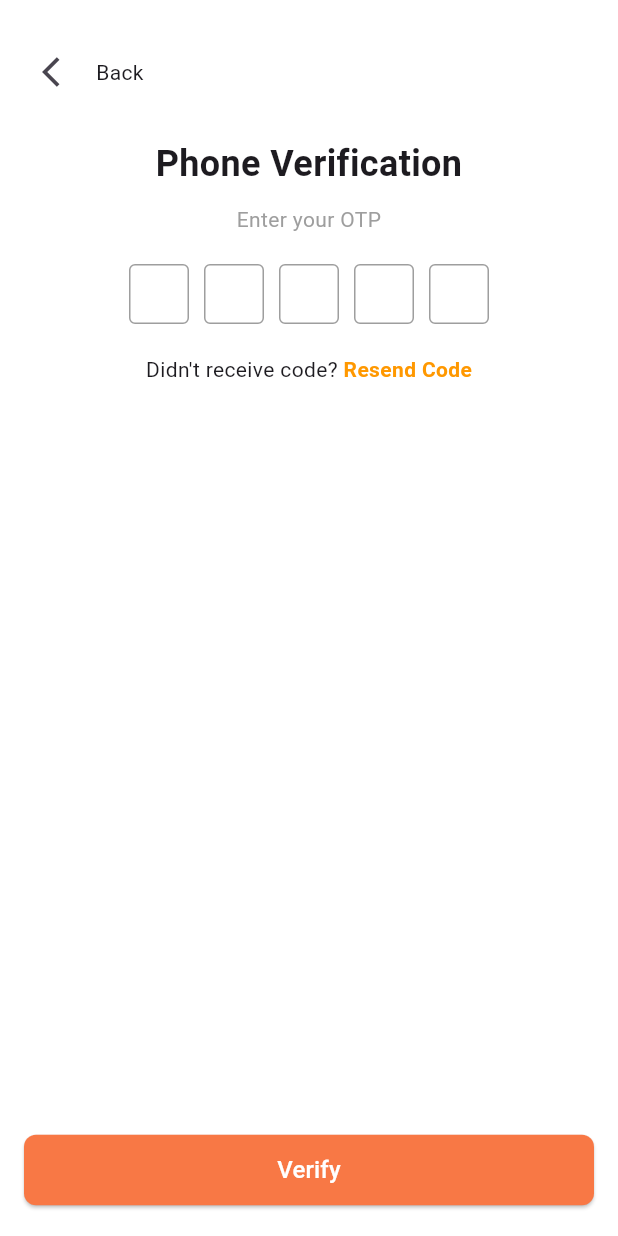
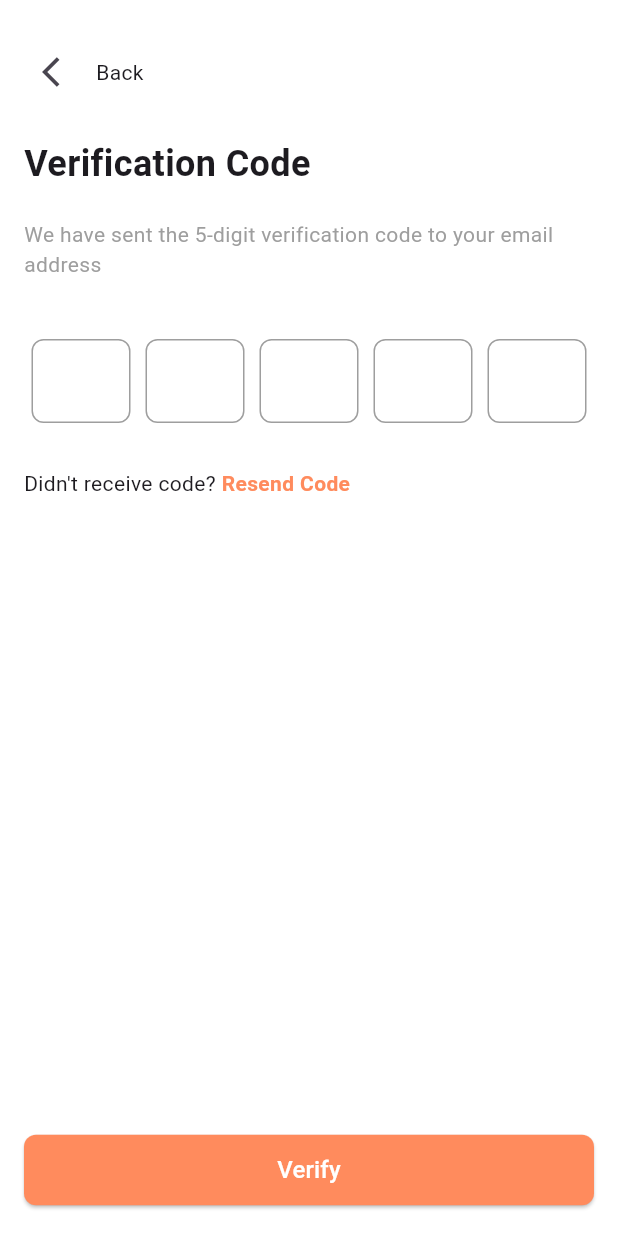
Before and after one commit to divi-nation/Orange-Ride-App, a Flutter app: the Auth04 screen opened directly, on a phone screen of 412 x 824 dp. Run offline on Flutter 3.47's test engine with Material 3 defaults, Android fonts, the phone set to English and light mode, and no system bars; our stand-ins replace firebase_core, google_maps_flutter; missing offline and left inert: flutter_inappwebview; accounts and stored records are empty.

Commit message:
started firebase integration

```diff
--- a/lib/main.dart
+++ b/lib/main.dart
@@ -1,7 +1,10 @@
 import 'package:flutter/material.dart';
 import 'screens/loading_screen.dart'; // Import your loading screen widget
+import 'package:firebase_core/firebase_core.dart';
 
-void main() {
+Future<void> main() async {
+  WidgetsFlutterBinding.ensureInitialized();
+  await Firebase.initializeApp();
   runApp(MyApp());
 }
 
--- a/lib/screens/authentication/auth_04.dart
+++ b/lib/screens/authentication/auth_04.dart
@@ -1,6 +1,6 @@
 import 'package:flutter/material.dart';
 import 'dart:async';
-import 'auth_05.dart'; // Import Auth01
+import 'auth_05.dart'; // Import Auth05
 
 class Auth04 extends StatefulWidget {
   const Auth04({super.key});
@@ -32,9 +32,8 @@ class _Auth04State extends State<Auth04> {
   }
 
   Widget _buildOtpBox(int index) {
-    return Container(
-      width: 40.0,
-      height: 40.0,
+    return Expanded(
+      child: Container(
         margin: const EdgeInsets.symmetric(horizontal: 5.0),
         child: TextField(
           controller: _otpControllers[index],
@@ -43,14 +42,17 @@ class _Auth04State extends State<Auth04> {
           textAlign: TextAlign.center,
           maxLength: 1,
           decoration: InputDecoration(
-          border: const OutlineInputBorder(
-            borderSide: BorderSide(color: Colors.orange),
+            border: OutlineInputBorder(
+              borderRadius: BorderRadius.circular(8.0),
+              borderSide: const BorderSide(color: Colors.orange),
             ),
-          enabledBorder: const OutlineInputBorder(
-            borderSide: BorderSide(color: Colors.grey),
+            enabledBorder: OutlineInputBorder(
+              borderRadius: BorderRadius.circular(8.0),
+              borderSide: const BorderSide(color: Colors.grey),
             ),
-          focusedBorder: const OutlineInputBorder(
-            borderSide: BorderSide(color: Colors.orange),
+            focusedBorder: OutlineInputBorder(
+              borderRadius: BorderRadius.circular(8.0),
+              borderSide: const BorderSide(color: Colors.orange),
             ),
             filled: _otpControllers[index].text.isNotEmpty,
             fillColor: _otpControllers[index].text.isNotEmpty
@@ -64,6 +66,7 @@ class _Auth04State extends State<Auth04> {
               FocusScope.of(context).requestFocus(_focusNodes[index + 1]);
             }
           },
+        ),
       ),
     );
   }
@@ -88,7 +91,7 @@ class _Auth04State extends State<Auth04> {
         },
       );
 
-      // Close the success dialog after 2 seconds and navigate to auth_01.dart
+      // Close the success dialog after 2 seconds and navigate to auth_05.dart
       Future.delayed(const Duration(seconds: 2), () {
         Navigator.of(context).pop(); // Close the success dialog
         Navigator.push(
@@ -132,33 +135,33 @@ class _Auth04State extends State<Auth04> {
                 const SizedBox(height: 20.0),
                 // "Phone Verification" title
                 const Text(
-                  'Phone Verification',
-                  textAlign: TextAlign.center,
+                  'Verification Code',
+                  textAlign: TextAlign.left,
                   style: TextStyle(
                     fontSize: 24.0,
                     fontWeight: FontWeight.bold,
                   ),
                 ),
-                const SizedBox(height: 10.0),
+                const SizedBox(height: 20.0),
                 // "Enter your OTP" subtitle
                 const Text(
-                  'Enter your OTP',
-                  textAlign: TextAlign.center,
+                  'We have sent the 5-digit verification code to your email address',
+                  textAlign: TextAlign.left,
                   style: TextStyle(
                     fontSize: 14.0,
                     color: Colors.grey,
                   ),
                 ),
-                const SizedBox(height: 20.0),
+                const SizedBox(height: 40.0),
                 // OTP input boxes
                 Row(
-                  mainAxisAlignment: MainAxisAlignment.center,
+                  mainAxisAlignment: MainAxisAlignment.spaceEvenly,
                   children: List.generate(5, (index) => _buildOtpBox(index)),
                 ),
-                const SizedBox(height: 20.0),
+                const SizedBox(height: 30.0),
                 // "Didn't receive code? Resend Code" text
                 Row(
-                  mainAxisAlignment: MainAxisAlignment.center,
+                  mainAxisAlignment: MainAxisAlignment.start,
                   children: [
                     const Text(
                       "Didn't receive code? ",
@@ -174,7 +177,7 @@ class _Auth04State extends State<Auth04> {
                         'Resend Code',
                         style: TextStyle(
                           fontSize: 14.0,
-                          color: Colors.orange,
+                          color: Color.fromARGB(255, 255, 139, 93),
                           fontWeight: FontWeight.bold,
                         ),
                       ),
@@ -195,7 +198,7 @@ class _Auth04State extends State<Auth04> {
           child: ElevatedButton(
             onPressed: _showLoadingDialog,
             style: ElevatedButton.styleFrom(
-              backgroundColor: const Color.fromARGB(255, 248, 120, 69),
+              backgroundColor: const Color.fromARGB(255, 255, 139, 93),
               shape: RoundedRectangleBorder(
                 borderRadius: BorderRadius.circular(8.0),
               ),
--- a/pubspec.yaml
+++ b/pubspec.yaml
@@ -40,6 +40,7 @@ dependencies:
   # The following adds the Cupertino Icons font to your application.
   # Use with the CupertinoIcons class for iOS style icons.
   cupertino_icons: ^1.0.6
+  firebase_core: ^3.2.0
 
 dev_dependencies:
   flutter_test:
```
Also changed, not shown: lib/screens/authentication/auth_05.dart (+97 -15 lines), lib/screens/authentication/auth_01.dart (line endings or trailing spaces), pubspec.lock, 4 other files. Lines whose indentation alone changed are shown as unchanged.
